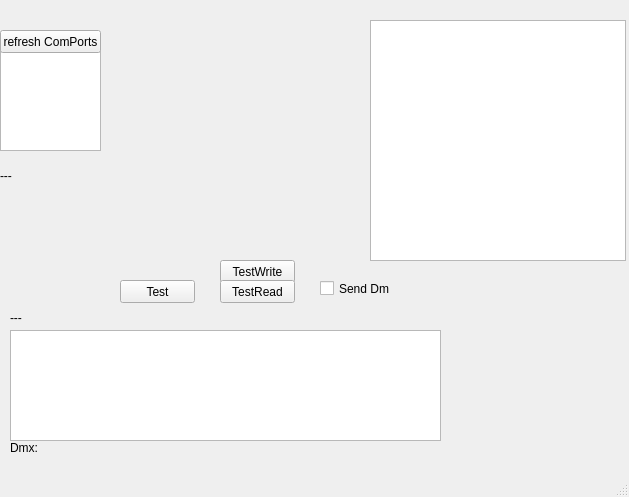
The window that xbeegui.ui (nefarius2001/XBeeGui) describes before a commit, drawn with Qt 5.
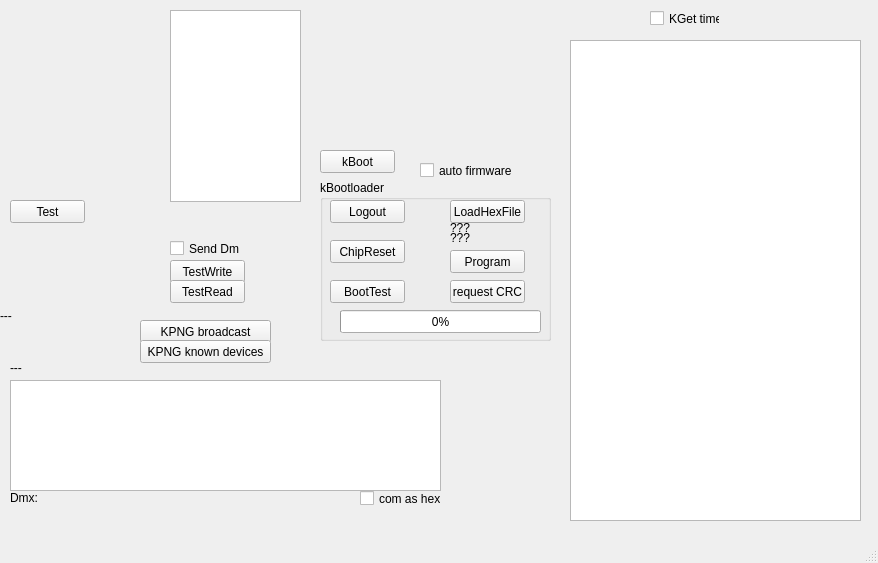
The same window after the commit. Custom widgets are drawn as their Qt base class.

```diff
--- a/xbeegui.ui
+++ b/xbeegui.ui
@@ -6,42 +6,19 @@
    <rect>
     <x>0</x>
     <y>0</y>
-    <width>629</width>
-    <height>497</height>
+    <width>878</width>
+    <height>563</height>
    </rect>
   </property>
   <property name="windowTitle">
    <string>MainWindow</string>
   </property>
   <widget class="QWidget" name="centralwidget">
-   <widget class="QListWidget" name="lstPorts">
-    <property name="geometry">
-     <rect>
-      <x>0</x>
-      <y>50</y>
-      <width>101</width>
-      <height>101</height>
-     </rect>
-    </property>
-   </widget>
-   <widget class="QPushButton" name="pbComRefresh">
-    <property name="geometry">
-     <rect>
-      <x>0</x>
-      <y>30</y>
-      <width>101</width>
-      <height>23</height>
-     </rect>
-    </property>
-    <property name="text">
-     <string>refresh ComPorts</string>
-    </property>
-   </widget>
    <widget class="QPushButton" name="pbTest">
     <property name="geometry">
      <rect>
-      <x>120</x>
-      <y>280</y>
+      <x>10</x>
+      <y>200</y>
       <width>75</width>
       <height>23</height>
      </rect>
@@ -53,7 +30,7 @@
    <widget class="QPushButton" name="pbTestWrite">
     <property name="geometry">
      <rect>
-      <x>220</x>
+      <x>170</x>
       <y>260</y>
       <width>75</width>
       <height>23</height>
@@ -66,7 +43,7 @@
    <widget class="QPushButton" name="pbTestRead">
     <property name="geometry">
      <rect>
-      <x>220</x>
+      <x>170</x>
       <y>280</y>
       <width>75</width>
       <height>23</height>
@@ -80,7 +57,7 @@
     <property name="geometry">
      <rect>
       <x>0</x>
-      <y>150</y>
+      <y>290</y>
       <width>81</width>
       <height>51</height>
      </rect>
@@ -93,7 +70,7 @@
     <property name="geometry">
      <rect>
       <x>10</x>
-      <y>330</y>
+      <y>380</y>
       <width>431</width>
       <height>111</height>
      </rect>
@@ -103,7 +80,7 @@
     <property name="geometry">
      <rect>
       <x>10</x>
-      <y>310</y>
+      <y>360</y>
       <width>101</width>
       <height>16</height>
      </rect>
@@ -115,8 +92,8 @@
    <widget class="QCheckBox" name="checkSendDmx">
     <property name="geometry">
      <rect>
-      <x>320</x>
-      <y>280</y>
+      <x>170</x>
+      <y>240</y>
       <width>70</width>
       <height>17</height>
      </rect>
@@ -129,8 +106,8 @@
     <property name="geometry">
      <rect>
       <x>10</x>
-      <y>440</y>
-      <width>431</width>
+      <y>490</y>
+      <width>341</width>
       <height>16</height>
      </rect>
     </property>
@@ -141,21 +118,248 @@
    <widget class="ComBox" name="widget" native="true">
     <property name="geometry">
      <rect>
-      <x>100</x>
-      <y>30</y>
-      <width>171</width>
-      <height>201</height>
+      <x>0</x>
+      <y>10</y>
+      <width>151</width>
+      <height>131</height>
      </rect>
     </property>
    </widget>
-   <widget class="QListView" name="listDevices">
+   <widget class="QPushButton" name="pbKpngBroadcast">
     <property name="geometry">
      <rect>
-      <x>370</x>
-      <y>20</y>
-      <width>256</width>
-      <height>241</height>
+      <x>140</x>
+      <y>320</y>
+      <width>131</width>
+      <height>23</height>
      </rect>
+    </property>
+    <property name="text">
+     <string>KPNG broadcast</string>
+    </property>
+   </widget>
+   <widget class="QPushButton" name="pbKpngKnown">
+    <property name="geometry">
+     <rect>
+      <x>140</x>
+      <y>340</y>
+      <width>131</width>
+      <height>23</height>
+     </rect>
+    </property>
+    <property name="text">
+     <string>KPNG known devices</string>
+    </property>
+   </widget>
+   <widget class="QTableView" name="displayValues">
+    <property name="geometry">
+     <rect>
+      <x>570</x>
+      <y>40</y>
+      <width>291</width>
+      <height>481</height>
+     </rect>
+    </property>
+   </widget>
+   <widget class="QListWidget" name="listDevices">
+    <property name="geometry">
+     <rect>
+      <x>170</x>
+      <y>10</y>
+      <width>131</width>
+      <height>192</height>
+     </rect>
+    </property>
+   </widget>
+   <widget class="QPushButton" name="pbKBoot">
+    <property name="geometry">
+     <rect>
+      <x>320</x>
+      <y>150</y>
+      <width>75</width>
+      <height>23</height>
+     </rect>
+    </property>
+    <property name="text">
+     <string>kBoot</string>
+    </property>
+    <property name="checkable">
+     <bool>false</bool>
+    </property>
+    <property name="checked">
+     <bool>false</bool>
+    </property>
+    <property name="flat">
+     <bool>false</bool>
+    </property>
+   </widget>
+   <widget class="QGroupBox" name="groupBox">
+    <property name="geometry">
+     <rect>
+      <x>320</x>
+      <y>180</y>
+      <width>231</width>
+      <height>161</height>
+     </rect>
+    </property>
+    <property name="title">
+     <string>kBootloader</string>
+    </property>
+    <widget class="QPushButton" name="pbKbootLogout">
+     <property name="geometry">
+      <rect>
+       <x>10</x>
+       <y>20</y>
+       <width>75</width>
+       <height>23</height>
+      </rect>
+     </property>
+     <property name="text">
+      <string>Logout</string>
+     </property>
+    </widget>
+    <widget class="QPushButton" name="pbBootTest">
+     <property name="geometry">
+      <rect>
+       <x>10</x>
+       <y>100</y>
+       <width>75</width>
+       <height>23</height>
+      </rect>
+     </property>
+     <property name="text">
+      <string>BootTest</string>
+     </property>
+    </widget>
+    <widget class="QPushButton" name="pbBootChipReset">
+     <property name="geometry">
+      <rect>
+       <x>10</x>
+       <y>60</y>
+       <width>75</width>
+       <height>23</height>
+      </rect>
+     </property>
+     <property name="text">
+      <string>ChipReset</string>
+     </property>
+    </widget>
+    <widget class="QPushButton" name="pbBootLoadFlash">
+     <property name="geometry">
+      <rect>
+       <x>130</x>
+       <y>20</y>
+       <width>75</width>
+       <height>23</height>
+      </rect>
+     </property>
+     <property name="text">
+      <string>LoadHexFile</string>
+     </property>
+    </widget>
+    <widget class="QPushButton" name="pbBootFlashProgram">
+     <property name="geometry">
+      <rect>
+       <x>130</x>
+       <y>70</y>
+       <width>75</width>
+       <height>23</height>
+      </rect>
+     </property>
+     <property name="text">
+      <string>Program</string>
+     </property>
+    </widget>
+    <widget class="QProgressBar" name="pbarKBoot">
+     <property name="geometry">
+      <rect>
+       <x>20</x>
+       <y>130</y>
+       <width>201</width>
+       <height>23</height>
+      </rect>
+     </property>
+     <property name="value">
+      <number>0</number>
+     </property>
+    </widget>
+    <widget class="QPushButton" name="pbBootRequestCrc">
+     <property name="geometry">
+      <rect>
+       <x>130</x>
+       <y>100</y>
+       <width>75</width>
+       <height>23</height>
+      </rect>
+     </property>
+     <property name="text">
+      <string>request CRC</string>
+     </property>
+    </widget>
+    <widget class="QLabel" name="labelLoadCrc">
+     <property name="geometry">
+      <rect>
+       <x>130</x>
+       <y>40</y>
+       <width>81</width>
+       <height>16</height>
+      </rect>
+     </property>
+     <property name="text">
+      <string>???</string>
+     </property>
+    </widget>
+    <widget class="QLabel" name="labelProgCrc">
+     <property name="geometry">
+      <rect>
+       <x>130</x>
+       <y>50</y>
+       <width>81</width>
+       <height>16</height>
+      </rect>
+     </property>
+     <property name="text">
+      <string>???</string>
+     </property>
+    </widget>
+   </widget>
+   <widget class="QCheckBox" name="shkComHex">
+    <property name="geometry">
+     <rect>
+      <x>360</x>
+      <y>490</y>
+      <width>81</width>
+      <height>17</height>
+     </rect>
+    </property>
+    <property name="text">
+     <string>com as hex</string>
+    </property>
+   </widget>
+   <widget class="QCheckBox" name="chkKgetTimer">
+    <property name="geometry">
+     <rect>
+      <x>650</x>
+      <y>10</y>
+      <width>70</width>
+      <height>17</height>
+     </rect>
+    </property>
+    <property name="text">
+     <string>KGet timer</string>
+    </property>
+   </widget>
+   <widget class="QCheckBox" name="chkAutoFirmware">
+    <property name="geometry">
+     <rect>
+      <x>420</x>
+      <y>160</y>
+      <width>101</width>
+      <height>21</height>
+     </rect>
+    </property>
+    <property name="text">
+     <string>auto firmware</string>
     </property>
    </widget>
   </widget>
```
Left out of the diff: 4 changed lines with no effect on the pictures.
